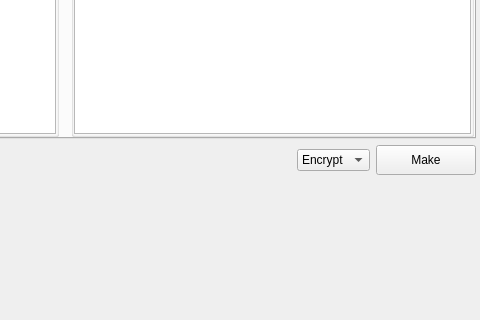
Above: app/gui/symmetric/gronsfeld/gronsfeld.ui from vasilypht/crypto-methods before the change; both pictures show x 351 to 831 and y 110 to 430 of the 831 by 587 pixel window. Below: the same form after it.
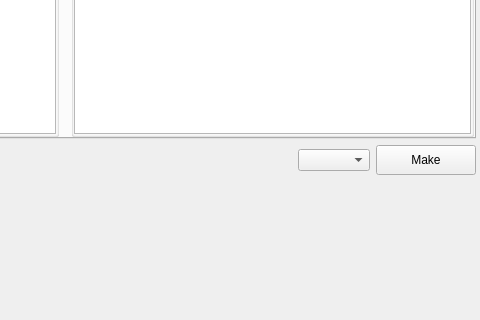
That is the form after the change.

Commit message: Added documentation to the gronsfeld.py module, as well as to the corresponding widget.

What changed in the file:
```diff
--- a/app/gui/symmetric/gronsfeld/gronsfeld.ui
+++ b/app/gui/symmetric/gronsfeld/gronsfeld.ui
@@ -219,16 +219,6 @@
              <verstretch>0</verstretch>
             </sizepolicy>
            </property>
-           <item>
-            <property name="text">
-             <string>Encrypt</string>
-            </property>
-           </item>
-           <item>
-            <property name="text">
-             <string>Decrypt</string>
-            </property>
-           </item>
           </widget>
          </item>
          <item>
```
Left out of the diff: 2 changed lines with no effect on the pictures. The commit also changes 3 other files.
